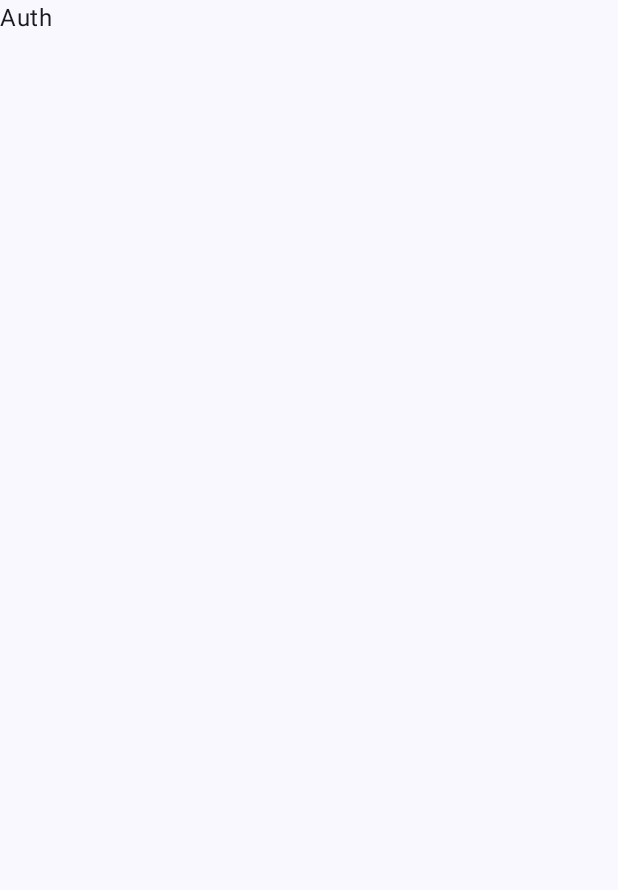
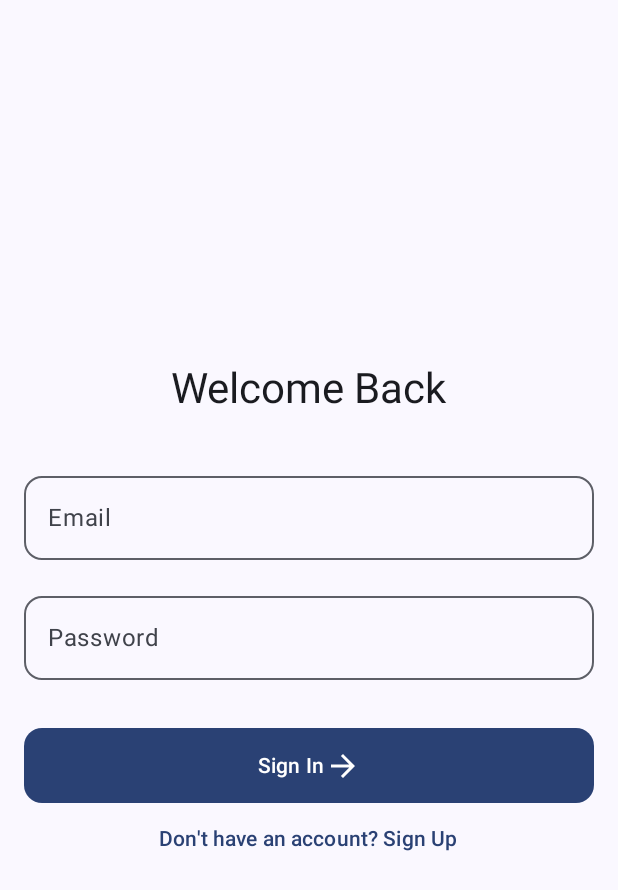
Before and after one commit to s3449999/S3449999, an Android app built with Jetpack Compose: the screen it shows after launch (MainActivity), on a phone screen of 412 x 824 dp. Before the commit the part shown is almost empty. Shown: the top 890 px of the screen. Run offline under Robolectric (Android 15) with nearby library versions, the phone set to English and light mode, and no system bars; our stand-ins replace Firebase (no records; nobody signed in at launch, a user with empty details on screens opened directly).

Commit message:
Commit-3
Firebase implementation with Home Screen

```diff
--- a/app/src/main/java/uk/ac/tees/mad/bookish/ui/auth/AuthScreen.kt
+++ b/app/src/main/java/uk/ac/tees/mad/bookish/ui/auth/AuthScreen.kt
@@ -1,11 +1,170 @@
 package uk.ac.tees.mad.bookish.ui.auth
 
+import androidx.compose.foundation.layout.Arrangement
+import androidx.compose.foundation.layout.Column
+import androidx.compose.foundation.layout.Spacer
+import androidx.compose.foundation.layout.fillMaxSize
+import androidx.compose.foundation.layout.fillMaxWidth
+import androidx.compose.foundation.layout.height
+import androidx.compose.foundation.layout.padding
+import androidx.compose.foundation.text.KeyboardActions
+import androidx.compose.foundation.text.KeyboardOptions
+import androidx.compose.material.icons.Icons
+import androidx.compose.material.icons.automirrored.filled.ArrowForward
+import androidx.compose.material.icons.filled.ArrowForward
+import androidx.compose.material3.Button
+import androidx.compose.material3.CircularProgressIndicator
+import androidx.compose.material3.Icon
+import androidx.compose.material3.MaterialTheme
+import androidx.compose.material3.OutlinedTextField
 import androidx.compose.material3.Text
+import androidx.compose.material3.TextButton
 import androidx.compose.runtime.Composable
+import androidx.compose.runtime.LaunchedEffect
+import androidx.compose.runtime.collectAsState
+import androidx.compose.runtime.getValue
+import androidx.compose.runtime.mutableStateOf
+import androidx.compose.runtime.remember
+import androidx.compose.runtime.setValue
+import androidx.compose.ui.Alignment
 import androidx.compose.ui.Modifier
-import androidx.navigation.NavController
+import androidx.compose.ui.text.input.ImeAction
+import androidx.compose.ui.text.input.KeyboardType
+import androidx.compose.ui.text.input.PasswordVisualTransformation
+import androidx.compose.ui.unit.dp
+import androidx.lifecycle.viewmodel.compose.viewModel
+import androidx.navigation.NavHostController
+import uk.ac.tees.mad.bookish.Screen
 
 @Composable
-fun AuthScreen(navController: NavController, modifier: Modifier = Modifier) {
-    Text("Auth")
+fun AuthScreen(
+    navController: NavHostController,
+    viewModel: AuthViewModel = viewModel()
+) {
+    var isSignUp by remember { mutableStateOf(false) }
+    var email by remember { mutableStateOf("") }
+    var password by remember { mutableStateOf("") }
+    var name by remember { mutableStateOf("") }
+
+    val authState by viewModel.authState.collectAsState()
+
+    LaunchedEffect(authState) {
+        when (authState) {
+            is AuthState.Success -> {
+                navController.navigate(Screen.Home.route) {
+                    popUpTo(Screen.Auth.route) { inclusive = true }
+                }
+            }
+
+            else -> Unit
+        }
+    }
+
+    Column(
+        modifier = Modifier
+            .fillMaxSize()
+            .padding(16.dp),
+        horizontalAlignment = Alignment.CenterHorizontally,
+        verticalArrangement = Arrangement.Center
+    ) {
+        Text(
+            text = if (isSignUp) "Create Account" else "Welcome Back",
+            style = MaterialTheme.typography.headlineMedium,
+            modifier = Modifier.padding(bottom = 32.dp)
+        )
+
+        if (isSignUp) {
+            OutlinedTextField(
+                value = name,
+                onValueChange = { name = it },
+                label = { Text("Name") },
+                modifier = Modifier.fillMaxWidth(),
+                singleLine = true,
+                keyboardOptions = KeyboardOptions(
+                    imeAction = ImeAction.Next
+                ),
+                shape = MaterialTheme.shapes.medium,
+            )
+
+            Spacer(modifier = Modifier.height(16.dp))
+        }
+
+        OutlinedTextField(
+            value = email,
+            onValueChange = { email = it },
+            label = { Text("Email") },
+            modifier = Modifier.fillMaxWidth(),
+            singleLine = true,
+            shape = MaterialTheme.shapes.medium,
+            keyboardOptions = KeyboardOptions(
+                keyboardType = KeyboardType.Email,
+                imeAction = ImeAction.Next
+            )
+        )
+
+        Spacer(modifier = Modifier.height(16.dp))
+
+        OutlinedTextField(
+            value = password,
+            onValueChange = { password = it },
+            label = { Text("Password") },
+            modifier = Modifier.fillMaxWidth(),
+            singleLine = true,
+            shape = MaterialTheme.shapes.medium,
+            visualTransformation = PasswordVisualTransformation(),
+            keyboardOptions = KeyboardOptions(
+                keyboardType = KeyboardType.Password,
+                imeAction = ImeAction.Done
+            ),
+        )
+
+        Spacer(modifier = Modifier.height(32.dp))
+
+        when (authState) {
+            is AuthState.Error -> {
+                Text(
+                    text = (authState as AuthState.Error).message,
+                    color = MaterialTheme.colorScheme.error,
+                    modifier = Modifier.padding(bottom = 16.dp)
+                )
+            }
+
+            is AuthState.Loading -> {
+                CircularProgressIndicator(
+                    modifier = Modifier.padding(bottom = 16.dp)
+                )
+            }
+
+            else -> Unit
+        }
+
+        Button(
+            onClick = {
+                if (isSignUp) {
+                    viewModel.signUp(email, password, name)
+                } else {
+                    viewModel.signIn(email, password)
+                }
+            },
+            shape = MaterialTheme.shapes.medium,
+            modifier = Modifier
+                .fillMaxWidth()
+                .height(50.dp),
+        ) {
+            Text(if (isSignUp) "Sign Up" else "Sign In")
+            Icon(
+                imageVector = Icons.AutoMirrored.Filled.ArrowForward,
+                contentDescription = null
+            )
+        }
+
+        TextButton(
+            onClick = { isSignUp = !isSignUp }
+        ) {
+            Text(
+                if (isSignUp) "Already have an account? Sign In"
+                else "Don't have an account? Sign Up"
+            )
+        }
+    }
 }
--- /dev/null
+++ b/app/src/main/java/uk/ac/tees/mad/bookish/ui/auth/AuthViewModel.kt
@@ -0,0 +1,54 @@
+package uk.ac.tees.mad.bookish.ui.auth
+
+import androidx.lifecycle.ViewModel
+import androidx.lifecycle.viewModelScope
+import com.google.firebase.auth.FirebaseUser
+import kotlinx.coroutines.flow.MutableStateFlow
+import kotlinx.coroutines.flow.asStateFlow
+import kotlinx.coroutines.launch
+
+class AuthViewModel(
+    private val authRepository: AuthRepository = AuthRepository()
+) : ViewModel() {
+
+    private val _authState = MutableStateFlow<AuthState>(AuthState.Initial)
+    val authState = _authState.asStateFlow()
+
+    fun signUp(email: String, password: String, name: String) {
+        viewModelScope.launch {
+            _authState.value = AuthState.Loading
+            val result = authRepository.signUp(email, password, name)
+            _authState.value = when {
+                result.isSuccess -> AuthState.Success(result.getOrNull()!!)
+                result.isFailure -> AuthState.Error(
+                    result.exceptionOrNull()?.message ?: "Unknown error"
+                )
+
+                else -> AuthState.Error("Unknown error")
+            }
+        }
+    }
+
+    fun signIn(email: String, password: String) {
+        viewModelScope.launch {
+            _authState.value = AuthState.Loading
+            val result = authRepository.signIn(email, password)
+            _authState.value = when {
+                result.isSuccess -> AuthState.Success(result.getOrNull()!!)
+                result.isFailure -> AuthState.Error(
+                    result.exceptionOrNull()?.message ?: "Unknown error"
+                )
+
+                else -> AuthState.Error("Unknown error")
+
+            }
+        }
+    }
+}
+
+sealed class AuthState {
+    data object Initial : AuthState()
+    data object Loading : AuthState()
+    data class Success(val user: FirebaseUser) : AuthState()
+    data class Error(val message: String) : AuthState()
+}
--- a/app/src/main/java/uk/ac/tees/mad/bookish/ui/navigation/BookishNavGraph.kt
+++ b/app/src/main/java/uk/ac/tees/mad/bookish/ui/navigation/BookishNavGraph.kt
@@ -11,6 +11,7 @@ import androidx.navigation.navArgument
 import uk.ac.tees.mad.bookish.Screen
 import uk.ac.tees.mad.bookish.ui.SplashScreen
 import uk.ac.tees.mad.bookish.ui.auth.AuthScreen
+import uk.ac.tees.mad.bookish.ui.home.HomeScreen
 
 @Composable
 fun BookishNavGraph(
@@ -30,6 +31,7 @@ fun BookishNavGraph(
             AuthScreen(navController)
         }
         composable(Screen.Home.route) {
+            HomeScreen(navController)
         }
         composable(
             route = Screen.BookDetails.route,
--- a/build.gradle.kts
+++ b/build.gradle.kts
@@ -3,4 +3,6 @@ plugins {
     alias(libs.plugins.android.application) apply false
     alias(libs.plugins.kotlin.android) apply false
     alias(libs.plugins.kotlin.compose) apply false
+    id("com.google.gms.google-services") version "4.4.2" apply false
+    id("com.google.devtools.ksp") version "2.0.21-1.0.25" apply false
 }
--- a/gradle/libs.versions.toml
+++ b/gradle/libs.versions.toml
@@ -1,13 +1,13 @@
 [versions]
 agp = "8.8.0"
-kotlin = "2.0.0"
+kotlin = "2.0.21"
 coreKtx = "1.15.0"
 junit = "4.13.2"
 junitVersion = "1.2.1"
 espressoCore = "3.6.1"
 lifecycleRuntimeKtx = "2.8.7"
 activityCompose = "1.10.0"
-composeBom = "2024.04.01"
+composeBom = "2025.01.01"
 
 [libraries]
 androidx-core-ktx = { group = "androidx.core", name = "core-ktx", version.ref = "coreKtx" }
```
Also changed, not shown: app/build.gradle.kts (+4 -3 lines), app/src/main/java/uk/ac/tees/mad/bookish/ui/auth/AuthRepository.kt (added, +46 -0 lines), app/src/main/java/uk/ac/tees/mad/bookish/ui/home/HomeScreen.kt (added, +12 -0 lines), 2 other files.
